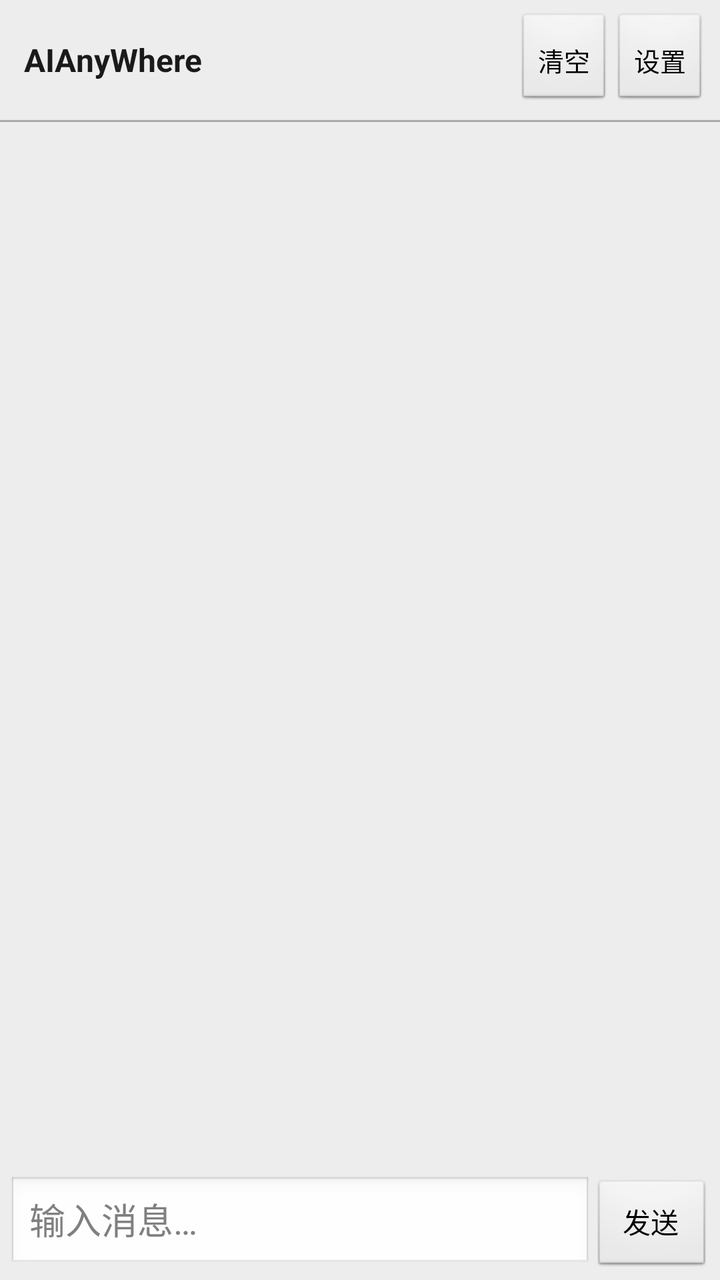
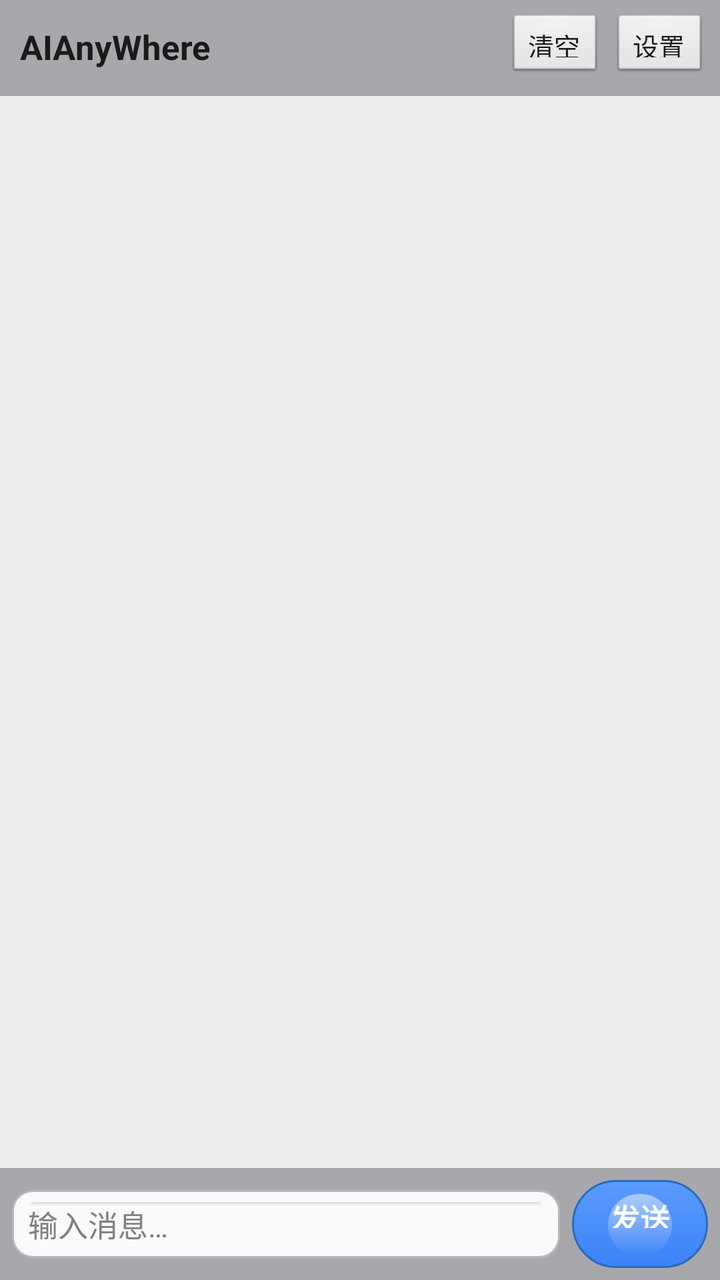

Before-and-after screenshots of an Android layout around one commit, followed by the original layout XML and the change that was made.
<!-- AndroidManifest.xml: application theme AppTheme -->
<!-- res/layout/activity_chat.xml -->
<?xml version="1.0" encoding="utf-8"?>
<LinearLayout xmlns:android="http://schemas.android.com/apk/res/android"
    android:layout_width="match_parent"
    android:layout_height="match_parent"
    android:orientation="vertical"
    android:background="?android:attr/windowBackground">

    
    <LinearLayout
        android:layout_width="match_parent"
        android:layout_height="wrap_content"
        android:orientation="horizontal"
        android:padding="6dp"
        android:gravity="center_vertical">

        <TextView
            android:layout_width="0dp"
            android:layout_height="wrap_content"
            android:layout_weight="1"
            android:text="AIAnyWhere"
            android:textSize="16sp"
            android:textStyle="bold"
            android:paddingLeft="6dp" />

        <Button
            android:id="@+id/clearButton"
            android:layout_width="wrap_content"
            android:layout_height="wrap_content"
            android:text="清空"
            android:textSize="13sp"
            android:minWidth="48dp"
            android:padding="4dp" />

        <Button
            android:id="@+id/settingsButton"
            android:layout_width="wrap_content"
            android:layout_height="wrap_content"
            android:text="设置"
            android:textSize="13sp"
            android:minWidth="48dp"
            android:padding="4dp" />
    </LinearLayout>

    <View
        android:layout_width="match_parent"
        android:layout_height="1dp"
        android:background="@android:color/darker_gray" />

    <ListView
        android:id="@+id/listView"
        android:layout_width="match_parent"
        android:layout_height="0dp"
        android:layout_weight="1"
        android:divider="@null"
        android:dividerHeight="0dp"
        android:padding="4dp"
        android:transcriptMode="alwaysScroll"
        android:stackFromBottom="false" />

    <LinearLayout
        android:layout_width="match_parent"
        android:layout_height="wrap_content"
        android:orientation="horizontal"
        android:padding="4dp">

        <EditText
            android:id="@+id/inputField"
            android:layout_width="0dp"
            android:layout_height="wrap_content"
            android:layout_weight="1"
            android:hint="输入消息…"
            android:inputType="textMultiLine"
            android:maxLines="4"
            android:background="@android:drawable/edit_text" />

        <Button
            android:id="@+id/sendButton"
            android:layout_width="wrap_content"
            android:layout_height="wrap_content"
            android:text="发送"
            android:minWidth="60dp" />
    </LinearLayout>
</LinearLayout>
<!-- resources referenced by this layout -->
<resources>
  <style name="AppTheme" parent="AppThemeLight" />
  <color name="bg_window_light">#EDEDED</color>
  <color name="text_primary_light">#1A1A1A</color>
  <!-- unchanged entries left out for length: 1 -->
</resources>

<!-- the commit's change to res/layout/activity_chat.xml (unified diff, before → after) -->
@@ -8,43 +8,47 @@
     
     <LinearLayout
         android:layout_width="match_parent"
-        android:layout_height="wrap_content"
+        android:layout_height="48dp"
         android:orientation="horizontal"
-        android:padding="6dp"
-        android:gravity="center_vertical">
+        android:paddingLeft="10dp"
+        android:paddingRight="6dp"
+        android:gravity="center_vertical"
+        android:background="@drawable/navbar_bg">
 
         <TextView
             android:layout_width="0dp"
             android:layout_height="wrap_content"
             android:layout_weight="1"
             android:text="AIAnyWhere"
-            android:textSize="16sp"
+            android:textSize="17sp"
             android:textStyle="bold"
-            android:paddingLeft="6dp" />
+            android:textColor="#1A1A1A"
+            android:shadowColor="#40FFFFFF"
+            android:shadowDx="0"
+            android:shadowDy="1"
+            android:shadowRadius="0" />
 
         <Button
             android:id="@+id/clearButton"
             android:layout_width="wrap_content"
-            android:layout_height="wrap_content"
+            android:layout_height="34dp"
             android:text="清空"
             android:textSize="13sp"
+            android:textColor="#1A1A1A"
             android:minWidth="48dp"
-            android:padding="4dp" />
+            android:background="@android:drawable/btn_default" />
 
         <Button
             android:id="@+id/settingsButton"
             android:layout_width="wrap_content"
-            android:layout_height="wrap_content"
+            android:layout_height="34dp"
             android:text="设置"
             android:textSize="13sp"
+            android:textColor="#1A1A1A"
             android:minWidth="48dp"
-            android:padding="4dp" />
+            android:layout_marginLeft="4dp"
+            android:background="@android:drawable/btn_default" />
     </LinearLayout>
-
-    <View
-        android:layout_width="match_parent"
-        android:layout_height="1dp"
-        android:background="@android:color/darker_gray" />
 
     <ListView
         android:id="@+id/listView"
@@ -53,15 +57,20 @@
         android:layout_weight="1"
         android:divider="@null"
         android:dividerHeight="0dp"
-        android:padding="4dp"
+        android:padding="6dp"
+        android:clipToPadding="false"
         android:transcriptMode="alwaysScroll"
-        android:stackFromBottom="false" />
+        android:stackFromBottom="false"
+        android:cacheColorHint="#00000000" />
 
+    
     <LinearLayout
         android:layout_width="match_parent"
         android:layout_height="wrap_content"
         android:orientation="horizontal"
-        android:padding="4dp">
+        android:padding="6dp"
+        android:gravity="center_vertical"
+        android:background="@drawable/navbar_bg">
 
         <EditText
             android:id="@+id/inputField"
@@ -69,15 +78,26 @@
             android:layout_height="wrap_content"
             android:layout_weight="1"
             android:hint="输入消息…"
+            android:textColorHint="#808080"
             android:inputType="textMultiLine"
             android:maxLines="4"
-            android:background="@android:drawable/edit_text" />
+            android:textSize="15sp"
+            android:background="@drawable/input_field_skeuomorphic" />
 
         <Button
             android:id="@+id/sendButton"
             android:layout_width="wrap_content"
-            android:layout_height="wrap_content"
+            android:layout_height="44dp"
             android:text="发送"
-            android:minWidth="60dp" />
+            android:textColor="#FFFFFF"
+            android:textStyle="bold"
+            android:textSize="15sp"
+            android:minWidth="68dp"
+            android:layout_marginLeft="6dp"
+            android:background="@drawable/send_btn_skeuomorphic"
+            android:shadowColor="#40000000"
+            android:shadowDx="0"
+            android:shadowDy="1"
+            android:shadowRadius="0" />
     </LinearLayout>
 </LinearLayout>
<!-- resource entries referenced after the edit -->
@@ -1,5 +1,99 @@
 <!-- resources referenced by this layout -->
 <resources>
+  <!-- drawable input_field_skeuomorphic (drawable) -->
+  <?xml version="1.0" encoding="utf-8"?>
+  <layer-list xmlns:android="http://schemas.android.com/apk/res/android">
+      
+      <item>
+          <shape android:shape="rectangle">
+              <corners android:radius="10dp" />
+              <solid android:color="#FAFAFC" />
+              <stroke android:width="1dp" android:color="#B8B8BC" />
+              <padding android:left="8dp" android:right="8dp" android:top="6dp" android:bottom="6dp" />
+          </shape>
+      </item>
+      
+      <item android:top="0dp" android:left="1dp" android:right="1dp" android:height="2dp">
+          <shape android:shape="rectangle">
+              <corners android:topLeftRadius="10dp" android:topRightRadius="10dp" />
+              <gradient
+                  android:angle="270"
+                  android:startColor="#20000000"
+                  android:endColor="#00000000"
+                  android:type="linear" />
+          </shape>
+      </item>
+  </layer-list>
+  <!-- drawable navbar_bg (drawable) -->
+  <?xml version="1.0" encoding="utf-8"?>
+  <layer-list xmlns:android="http://schemas.android.com/apk/res/android">
+      
+      <item>
+          <shape android:shape="rectangle">
+              <gradient
+                  android:angle="270"
+                  android:startColor="#F8F8F8"
+                  android:endColor="#D8D8DC"
+                  android:type="linear" />
+          </shape>
+      </item>
+      
+      <item android:bottom="-1dp">
+          <shape android:shape="rectangle">
+              <solid android:color="#A8A8AC" />
+              <padding android:bottom="1dp" />
+          </shape>
+      </item>
+  </layer-list>
+  <!-- drawable send_btn_skeuomorphic (drawable) -->
+  <?xml version="1.0" encoding="utf-8"?>
+  <selector xmlns:android="http://schemas.android.com/apk/res/android">
+      <item android:state_pressed="true">
+          <layer-list>
+              <item>
+                  <shape android:shape="rectangle">
+                      <corners android:radius="22dp" />
+                      <gradient
+                          android:angle="270"
+                          android:startColor="#3A7AC8"
+                          android:endColor="#2A6AB8"
+                          android:type="linear" />
+                      <stroke android:width="1dp" android:color="#1A5AA8" />
+                      <padding android:left="16dp" android:right="16dp" android:top="6dp" android:bottom="6dp" />
+                  </shape>
+              </item>
+          </layer-list>
+      </item>
+      <item>
+          <layer-list>
+              
+              <item>
+                  <shape android:shape="rectangle">
+                      <corners android:radius="22dp" />
+                      <gradient
+                          android:angle="270"
+                          android:startColor="#5B9BFF"
+                          android:endColor="#3B82F6"
+                          android:type="linear" />
+                      <stroke android:width="1dp" android:color="#2A6AB8" />
+                      <padding android:left="16dp" android:right="16dp" android:top="6dp" android:bottom="6dp" />
+                  </shape>
+              </item>
+              
+              <item android:top="1dp" android:left="2dp" android:right="2dp">
+                  <shape android:shape="rectangle">
+                      <corners android:radius="22dp" />
+                      <gradient
+                          android:angle="270"
+                          android:startColor="#80FFFFFF"
+                          android:endColor="#00FFFFFF"
+                          android:type="linear" />
+                      <padding android:top="2dp" android:bottom="14dp" />
+                  </shape>
+              </item>
+          </layer-list>
+      </item>
+  </selector>
   <style name="AppTheme" parent="AppThemeLight" />
   <color name="bg_window_light">#EDEDED</color>
   <color name="text_primary_light">#1A1A1A</color>
